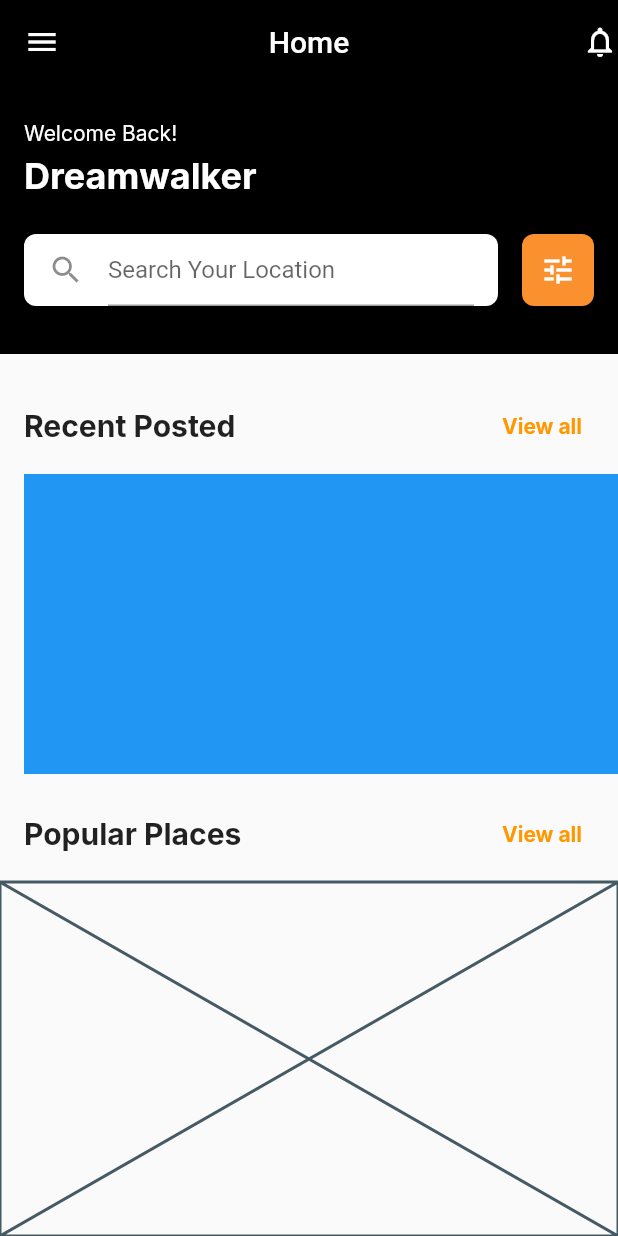
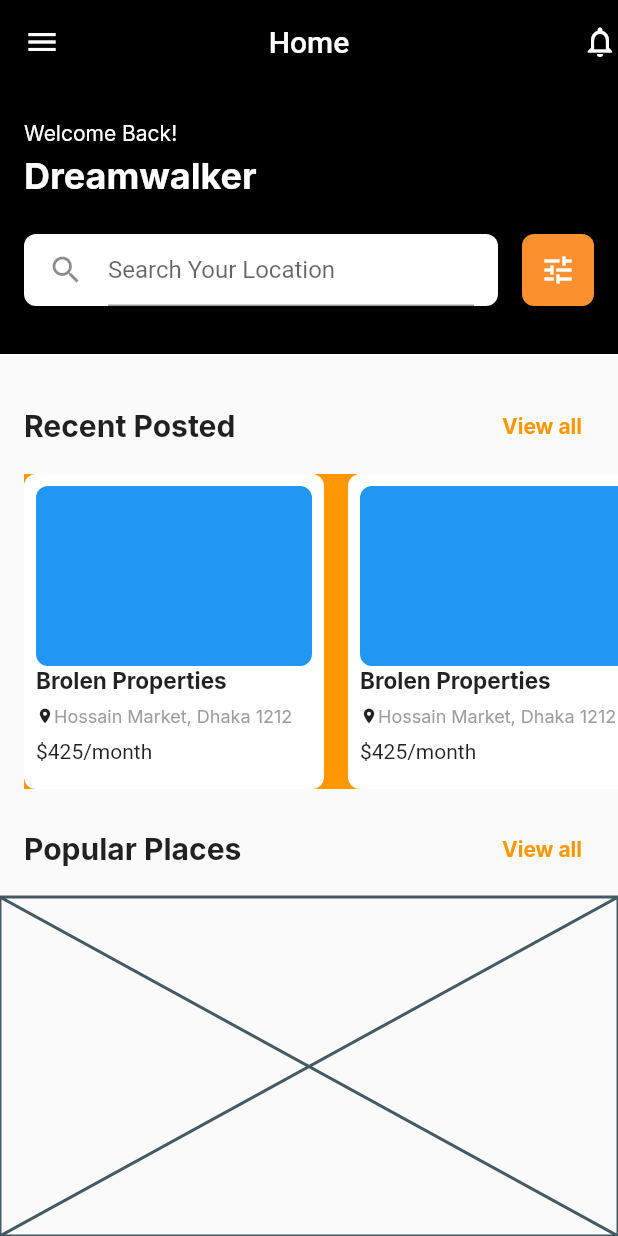
Before and after one commit to JAICHANGPARK/flutter_notebook_chapter_24, a Flutter app: the PropertyMainPage screen opened directly, on a phone screen of 412 x 824 dp. Run offline on Flutter 3.47's test engine with Material 2 defaults, Android fonts, the phone set to English and light mode, and no system bars; our stand-ins replace flutter_riverpod, freezed_annotation, google_fonts, ionicons, percent_indicator; missing offline and left inert: crypto_font_icons; network calls fail.

Commit message:
Update property_main_page.dart

```diff
--- a/lib/ep1393_property_app/view/property_main_page.dart
+++ b/lib/ep1393_property_app/view/property_main_page.dart
@@ -89,7 +89,8 @@ class _PropertyMainPageState extends State<PropertyMainPage> {
                   ),
                 )
               ],
-              )),
+            ),
+          ),
           Padding(
             padding: const EdgeInsets.fromLTRB(16, 24, 16, 8),
             child: Row(
@@ -111,7 +112,7 @@ class _PropertyMainPageState extends State<PropertyMainPage> {
                       fontSize: 14,
                     ),
                   ),
-                  child: Text(
+                  child: const Text(
                     "View all",
                   ),
                 )
@@ -119,18 +120,80 @@ class _PropertyMainPageState extends State<PropertyMainPage> {
             ),
           ),
           Container(
-            height: 200,
+            height: 210,
             color: Colors.orange,
-            margin: EdgeInsets.only(left: 16),
+            margin: const EdgeInsets.only(left: 16),
             child: ListView.builder(
               itemCount: 10,
               scrollDirection: Axis.horizontal,
               itemBuilder: (context, index) {
                 return Container(
+                  width: 200,
+                  margin: EdgeInsets.only(right: 16),
+                  decoration: BoxDecoration(
+                    color: Colors.white,
+                    borderRadius: BorderRadius.circular(8),
+                  ),
+                  padding: EdgeInsets.all(8),
+                  child: Stack(
+                    children: [
+                      Positioned(
+                        left: 0,
+                        right: 0,
+                        bottom: 0,
+                        top: 0,
+                        child: Column(
+                          crossAxisAlignment: CrossAxisAlignment.start,
+                          children: [
+                            Container(
+                              height: 120,
+                              decoration: BoxDecoration(
                                 color: Colors.blue,
-                    width: 160,
+                                borderRadius: BorderRadius.circular(8),
+                              ),
+                            ),
+                            Text(
+                              "Brolen Properties",
+                              style: GoogleFonts.inter(
+                                fontWeight: FontWeight.bold,
+                                fontSize: 15,
+                              ),
+                            ),
+                            SizedBox(
+                              height: 8,
+                            ),
+                            Row(
+                              children: [
+                                Icon(
+                                  Icons.location_on,
+                                  size: 12,
+                                ),
+                                Text(
+                                  "Hossain Market, Dhaka 1212",
+                                  style: GoogleFonts.inter(
+                                    fontSize: 12,
+                                    color: Colors.grey,
+                                  ),
+                                ),
+                              ],
+                            ),
+                            SizedBox(
+                              height: 8,
+                            ),
+                            Text.rich(TextSpan(children: [
+                              TextSpan(
+                                text: "\$425",
+                              ),
+                              TextSpan(text: "/month")
+                            ]))
+                          ],
+                        ),
+                      )
+                    ],
+                  ),
                 );
-                }),
+              },
+            ),
           ),
           Padding(
             padding: const EdgeInsets.fromLTRB(16, 16, 16, 8),
@@ -153,14 +216,16 @@ class _PropertyMainPageState extends State<PropertyMainPage> {
                       fontSize: 14,
                     ),
                   ),
-                  child: Text(
+                  child: const Text(
                     "View all",
                   ),
                 )
               ],
             ),
           ),
-          Expanded(child: Placeholder()),
+          const Expanded(
+            child: Placeholder(),
+          ),
         ],
       ),
     );
```
Lines whose indentation alone changed are shown as unchanged.
